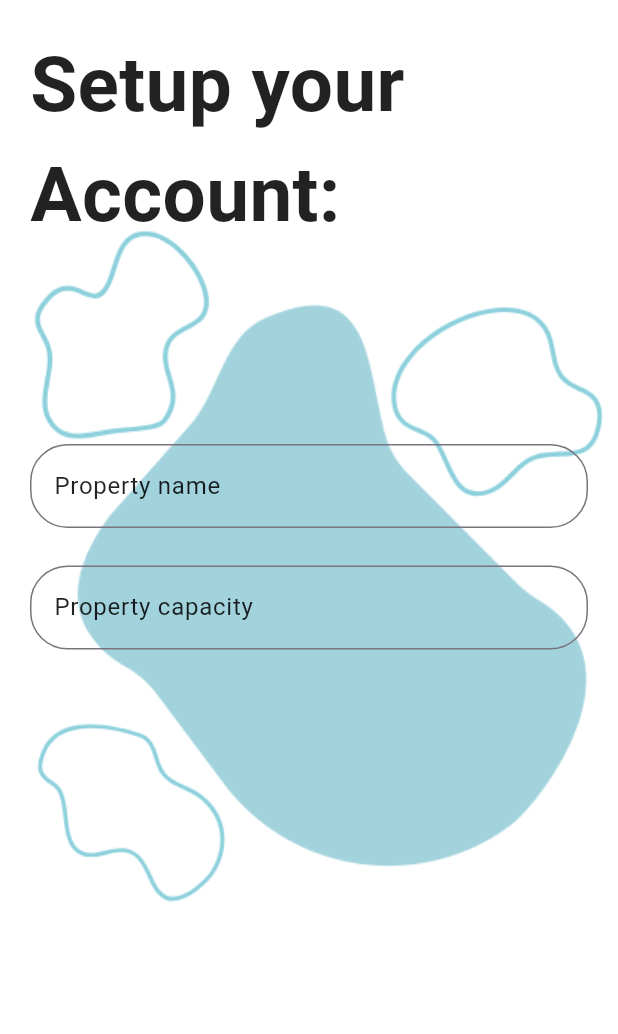
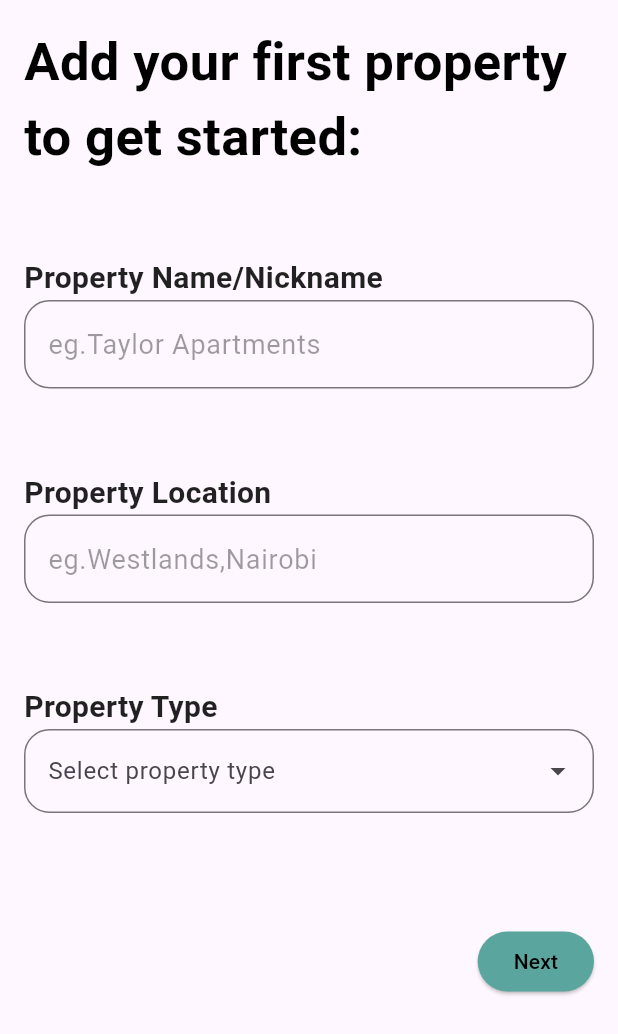
Before and after one commit to Ngambiann/Fealtyy, a Flutter app: the PropertySetup screen opened directly, on a phone screen of 412 x 824 dp. Shown: the top 1034 px of the screen. Run offline on Flutter 3.47's test engine with Material 3 defaults, Android fonts, the phone set to English and light mode, and no system bars; our stand-ins replace phosphor_flutter.

Commit message:
propertydetailspage

```diff
--- /dev/null
+++ b/lib/components/buttons/setupbuttons.dart
@@ -0,0 +1,20 @@
+import 'package:flutter/material.dart';
+
+class Setupbuttons extends StatelessWidget {
+  final String buttonname;
+  final VoidCallback onPressed;
+  const Setupbuttons({super.key,required this.onPressed,required this.buttonname});
+
+  @override
+  Widget build(BuildContext context) {
+    return ElevatedButton(
+      onPressed: onPressed,
+      style: const ButtonStyle(
+          backgroundColor: WidgetStatePropertyAll(Color.fromARGB(255, 90, 166, 159))),
+      child:  Text(
+        buttonname,
+        style: const TextStyle(color: Colors.black),
+      ),
+    );
+  }
+}
--- /dev/null
+++ b/lib/components/dropdown/setup_dropdown.dart
@@ -0,0 +1,65 @@
+import 'package:flutter/material.dart';
+
+class DropdownTextField extends StatefulWidget {
+  final TextEditingController controller;
+  final List<Map<String, dynamic>> items;
+  final String hintText;
+
+  const DropdownTextField({
+    super.key,
+    required this.controller,
+    required this.items,
+    required this.hintText,
+  });
+
+  @override
+  State<DropdownTextField> createState() => _DropdownTextFieldState();
+}
+
+class _DropdownTextFieldState extends State<DropdownTextField> {
+  @override
+  Widget build(BuildContext context) {
+    return TextField(
+      controller: widget.controller,
+      readOnly: true,
+      decoration: InputDecoration(
+        hintText: widget.hintText,
+        border: OutlineInputBorder(borderRadius: BorderRadius.circular(17)),
+        suffixIcon: const Icon(Icons.arrow_drop_down),
+      ),
+
+      onTap: () async {
+        final RenderBox box = context.findRenderObject() as RenderBox;
+        final Offset position = box.localToGlobal(Offset.zero);
+
+        final selected = await showMenu<String>(
+          context: context,
+          position: RelativeRect.fromLTRB(
+            position.dx,
+            position.dy + box.size.height,
+            position.dx + box.size.width,
+            0,
+          ),
+          items: widget.items.map((item) {
+            return PopupMenuItem<String>(
+              value: item["label"],
+              child: Row(
+                children: [
+                  Icon(item["icon"], size: 22),
+                  const SizedBox(width: 10),
+                  Text(item["label"]),
+                ],
+              ),
+            );
+          }).toList(),
+        );
+
+        if (selected != null) {
+          setState(() {
+            widget.controller.text = selected;
+          });
+        }
+      },
+    );
+  }
+}
--- a/lib/components/textfields/authtextfields.dart
+++ b/lib/components/textfields/authtextfields.dart
@@ -11,7 +11,7 @@ class Authtextfields extends StatelessWidget {
     decoration: InputDecoration(
       hintStyle: const TextStyle(color: Colors.black87),
       hintText: hintText,
-      border: OutlineInputBorder(borderRadius: BorderRadius.circular(25)),
+      border: OutlineInputBorder(borderRadius: BorderRadius.circular(17)),
     ),
       controller: controller,
     );
--- /dev/null
+++ b/lib/components/textfields/setuptextfields.dart
@@ -0,0 +1,27 @@
+import 'package:flutter/material.dart';
+
+class Setuptextfields extends StatelessWidget {
+  final TextEditingController controller;
+  final String hintText;
+  const Setuptextfields({
+    super.key,
+    required this.controller,
+    required this.hintText,
+  });
+
+  @override
+  Widget build(BuildContext context) {
+    return TextField(
+      decoration: InputDecoration(
+        hintStyle: const TextStyle(
+          color: Colors.black38,
+          fontSize: 18,
+          fontWeight: FontWeight.w400,
+        ),
+        hintText: hintText,
+        border: OutlineInputBorder(borderRadius: BorderRadius.circular(17)),
+      ),
+      controller: controller,
+    );
+  }
+}
--- /dev/null
+++ b/lib/components/texts/setuptexts.dart
@@ -0,0 +1,36 @@
+import 'package:flutter/material.dart';
+
+class SetupHeaders extends StatelessWidget {
+  final String textcontent;
+  const SetupHeaders({super.key,required this.textcontent});
+
+  @override
+  Widget build(BuildContext context) {
+    return Text(
+      textcontent,
+      textAlign: TextAlign.left,
+      style: const TextStyle(
+        color: Colors.black,
+        fontSize: 35,
+        fontWeight: FontWeight.bold,
+      ),
+    );
+  }
+}
+class SetupFieldname extends StatelessWidget {
+  final String textcontent;
+  const SetupFieldname({super.key,required this.textcontent});
+
+  @override
+  Widget build(BuildContext context) {
+    return Text(
+      textcontent,
+      textAlign: TextAlign.left,
+      style: const TextStyle(
+        color: Colors.black87,
+        fontSize: 20,
+        fontWeight: FontWeight.w600,
+      ),
+    );
+  }
+}
--- a/lib/pages/authpages/authcode.dart
+++ b/lib/pages/authpages/authcode.dart
@@ -1,6 +1,6 @@
 import 'package:fealty_app/components/buttons/authpgsbuttons.dart';
 import 'package:fealty_app/components/texts/authtexts.dart';
-import 'package:fealty_app/pages/mainpages/homepage.dart';
+import 'package:fealty_app/pages/setuppages/property_setup.dart';
 import 'package:flutter/material.dart';
 
 class Authcode extends StatefulWidget {
@@ -87,7 +87,7 @@ class _AuthcodeState extends State<Authcode> {
                   buttonname: "Continue",
                   onPressed: () {
                     Navigator.of(context).pushReplacement(
-                      MaterialPageRoute(builder: (context) => const Homepage()),
+                      MaterialPageRoute(builder: (context) => const PropertySetup()),
                     );
                   },
                 ),
--- a/lib/pages/authpages/property_setup.dart
+++ /dev/null
@@ -1,64 +0,0 @@
-import 'package:fealty_app/components/textfields/authtextfields.dart';
-import 'package:fealty_app/components/texts/authtexts.dart';
-import 'package:flutter/material.dart';
-
-
-
-class PropertySetup extends StatefulWidget {
-  const PropertySetup({super.key});
-
-  @override
-  State<PropertySetup> createState() => _AccountsetupState();
-}
-
-class _AccountsetupState extends State<PropertySetup> {
-  final TextEditingController propertyNameController = TextEditingController();
-  final TextEditingController propertyCapacityController =
-      TextEditingController();
-  final TextEditingController unitNamingsystemController =
-      TextEditingController();
-  @override
-  Widget build(BuildContext context) {
-    return Scaffold(
-      body: Container(
-        padding: const EdgeInsets.all(20),
-        decoration: const BoxDecoration(
-          image: DecorationImage(
-            image: AssetImage("assets/images/backgroundUp.png"),
-            fit: BoxFit.cover,
-          ),
-        ),
-        child: ListView(
-          children: [
-            Column(
-              mainAxisAlignment: MainAxisAlignment.center,
-              children: [
-                //header text
-                const Column(
-                  crossAxisAlignment: CrossAxisAlignment.stretch,
-                  children: [
-                    Authheaders(textcontent: "Setup your"),
-                    Authheaders(textcontent: "Account:"),
-                  ],
-                ),
-                const SizedBox(height: 130),
-                //Email entry box
-                Authtextfields(
-                  controller: propertyNameController,
-                  hintText: "Property name",
-                ),
-                const SizedBox(height: 25),
-                //Password entry box
-                Authtextfields(
-                  controller: propertyCapacityController,
-                  hintText: "Property capacity",
-                ),
-                const SizedBox(height: 55),
-              ],
-            ),
-          ],
-        ),
-      ),
-    );
-  }
-}
--- a/lib/pages/authpages/signup.dart
+++ b/lib/pages/authpages/signup.dart
@@ -21,7 +21,7 @@ class _SignupState extends State<Signup> {
   Widget build(BuildContext context) {
     return Scaffold(
       body: Container(
-        padding: const EdgeInsets.all(35),
+        padding: const EdgeInsets.all(20),
         decoration: const BoxDecoration(
           image: DecorationImage(
             image: AssetImage("assets/images/backgroundArt.png"),
--- /dev/null
+++ b/lib/pages/setuppages/property_setup.dart
@@ -0,0 +1,83 @@
+import 'package:fealty_app/components/buttons/setupbuttons.dart';
+import 'package:fealty_app/components/dropdown/setup_dropdown.dart';
+import 'package:fealty_app/components/textfields/setuptextfields.dart';
+import 'package:fealty_app/components/texts/setuptexts.dart';
+import 'package:fealty_app/pages/setuppages/property_units.dart';
+import 'package:flutter/material.dart';
+
+class PropertySetup extends StatefulWidget {
+  const PropertySetup({super.key});
+
+  @override
+  State<PropertySetup> createState() => _AccountsetupState();
+}
+
+class _AccountsetupState extends State<PropertySetup> {
+  final List<Map<String, dynamic>> propertyTypes = [
+    {"label": "Apartment", "icon": Icons.apartment_rounded},
+    {"label": "Bungalow", "icon": Icons.house_rounded},
+    {"label": "Maisonette", "icon": Icons.home_work_rounded},
+    {"label": "Villa", "icon": Icons.villa_rounded},
+  ];
+  final TextEditingController propertyNameController = TextEditingController();
+  final TextEditingController propertyLocationController =
+      TextEditingController();
+  final TextEditingController propertyTypeController = TextEditingController();
+  @override
+  Widget build(BuildContext context) {
+    return Scaffold(
+      body: Container(
+        padding: EdgeInsets.all(16),
+        child: ListView(
+          children: [
+            Column(
+              crossAxisAlignment: CrossAxisAlignment.start,
+              children: [
+                //Header text
+                SetupHeaders(
+                  textcontent: "Add your first property to get started:",
+                ),
+                const SizedBox(height: 55),
+                //Property name field
+                SetupFieldname(textcontent: "Property Name/Nickname"),
+                Setuptextfields(
+                  controller: propertyNameController,
+                  hintText: "eg.Taylor Apartments",
+                ),
+                const SizedBox(height: 55),
+                //location
+                SetupFieldname(textcontent: "Property Location"),
+                Setuptextfields(
+                  controller: propertyLocationController,
+                  hintText: "eg.Westlands,Nairobi",
+                ),
+                const SizedBox(height: 55),
+                //Property type
+                SetupFieldname(textcontent: "Property Type"),
+                DropdownTextField(
+                  controller: propertyTypeController,
+                  hintText: "Select property type",
+                  items: propertyTypes,
+                ),
+                const SizedBox(height: 75),
+                Align(
+                  alignment: Alignment.bottomRight,
+                  child: Setupbuttons(
+                    onPressed: () {
+                      Navigator.of(context).push(
+                        MaterialPageRoute(
+                          builder: (context) => const PropertyUnits(),
+                        ),
+                      );
+                    },
+                    buttonname: "Next",
+                  ),
+                ),
+              ],
+            ),
+          ],
+        ),
+      ),
+    );
+  }
+}
--- /dev/null
+++ b/lib/pages/setuppages/property_units.dart
@@ -0,0 +1,15 @@
+import 'package:flutter/material.dart';
+
+class PropertyUnits extends StatefulWidget {
+  const PropertyUnits({super.key});
+
+  @override
+  State<PropertyUnits> createState() => _PropertyUnitsState();
+}
+
+class _PropertyUnitsState extends State<PropertyUnits> {
+  @override
+  Widget build(BuildContext context) {
+    return const Placeholder();
+  }
+}
```
